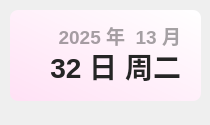
Above: ui/hoshino/widget-time.ui from Class-Widgets/Class-Widgets before the change. Below: the same form after it.
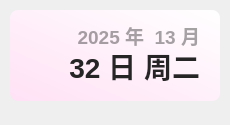
That is the form after the change. Icons and pictures are not drawn.

What changed in the file:
```diff
--- a/ui/hoshino/widget-time.ui
+++ b/ui/hoshino/widget-time.ui
@@ -6,7 +6,7 @@
    <rect>
     <x>0</x>
     <y>0</y>
-    <width>210</width>
+    <width>230</width>
     <height>125</height>
    </rect>
   </property>
@@ -30,7 +30,7 @@
     <rect>
      <x>20</x>
      <y>20</y>
-     <width>161</width>
+     <width>180</width>
      <height>31</height>
     </rect>
    </property>
@@ -61,7 +61,7 @@
     <rect>
      <x>30</x>
      <y>40</y>
-     <width>151</width>
+     <width>170</width>
      <height>51</height>
     </rect>
    </property>
@@ -93,7 +93,7 @@
     <rect>
      <x>10</x>
      <y>10</y>
-     <width>191</width>
+     <width>210</width>
      <height>91</height>
     </rect>
    </property>
```
